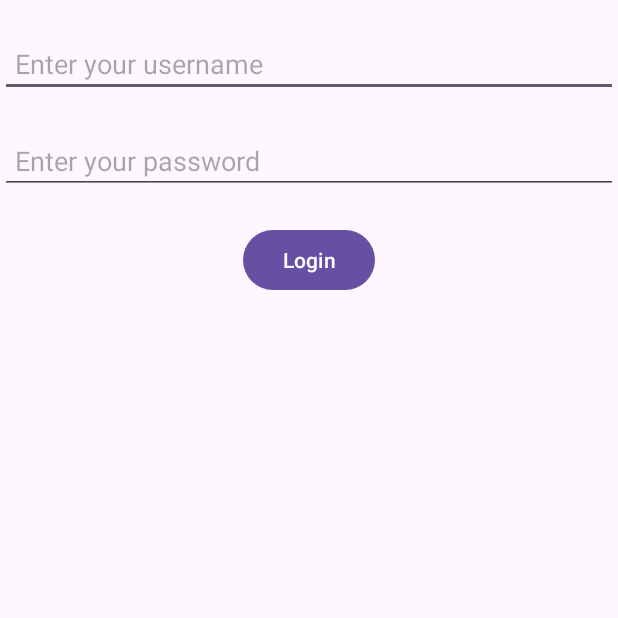
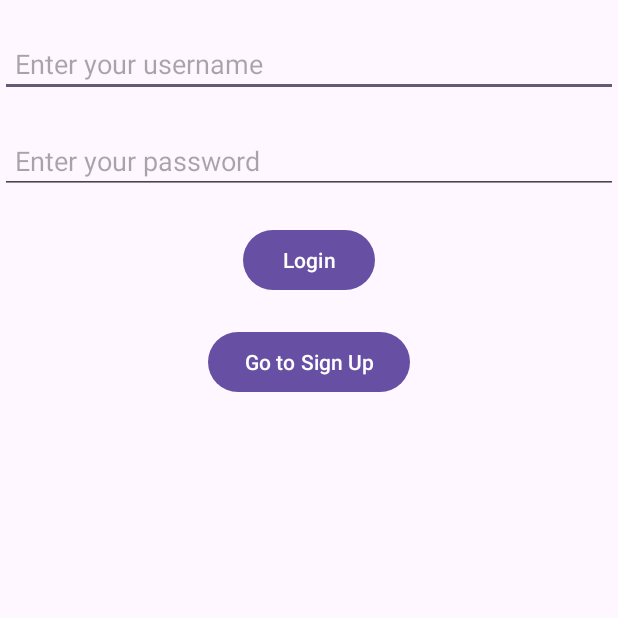
Before and after one commit to pgm789/GrpMobile, an Android app: the LoginActivity screen opened directly, with no data from a screen before it, on a phone screen of 412 x 824 dp, the top half of it. Run offline under Robolectric (Android 15) with nearby library versions, the phone set to English and light mode, and no system bars.

Commit message:
Initial commit

```diff
--- a/app/src/main/java/com/example/grpmobile/LoginActivity.java
+++ b/app/src/main/java/com/example/grpmobile/LoginActivity.java
@@ -26,6 +26,7 @@ public class LoginActivity extends AppCompatActivity {
         edtLoginName = findViewById(R.id.edtLoginName);
         edtLoginPassword = findViewById(R.id.edtLoginPassword);
         btnLogin = findViewById(R.id.btnLogin);
+        btnSignup = findViewById(R.id.btnSignup);
 
         // Initialize DBHelper
         dbHelper = new DBHelper(this);
--- a/app/src/main/res/layout/activity_login.xml
+++ b/app/src/main/res/layout/activity_login.xml
@@ -42,5 +42,15 @@
         app:layout_constraintEnd_toEndOf="parent"
         android:layout_marginTop="20dp"/>
 
+    <!-- Signup button -->
+    <Button
+        android:id="@+id/btnSignup"
+        android:layout_width="wrap_content"
+        android:layout_height="wrap_content"
+        android:text="Go to Sign Up"
+        app:layout_constraintTop_toBottomOf="@id/btnLogin"
+        app:layout_constraintStart_toStartOf="parent"
+        app:layout_constraintEnd_toEndOf="parent"
+        android:layout_marginTop="20dp"/>
 
 </androidx.constraintlayout.widget.ConstraintLayout>
```
Also changed, not shown: app/src/main/java/com/example/grpmobile/AdminActivity.java (+13 -1 lines), app/src/main/res/layout/activity_admin.xml (added, +19 -0 lines).
